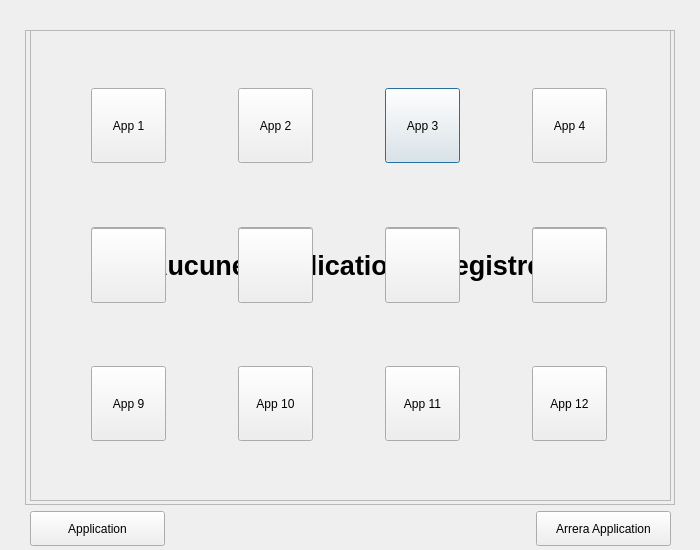
Above: arreraapplib.ui from Arrera-Software/Arrera-Interface before the change. Below: the same form after it.
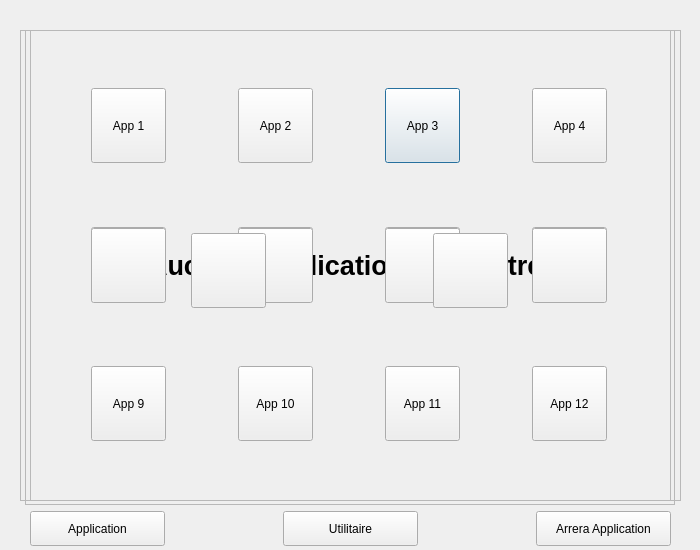
That is the form after the change. Icons and pictures are not drawn.

Commit message: Ajout du partie utilitaire dans la arrera librairy

```diff
--- a/arreraapplib.ui
+++ b/arreraapplib.ui
@@ -339,6 +339,44 @@
       </property>
      </spacer>
     </item>
+    <item>
+     <widget class="QPushButton" name="IDC_BTNUTILITY">
+      <property name="minimumSize">
+       <size>
+        <width>135</width>
+        <height>35</height>
+       </size>
+      </property>
+      <property name="maximumSize">
+       <size>
+        <width>135</width>
+        <height>35</height>
+       </size>
+      </property>
+      <property name="text">
+       <string>Utilitaire</string>
+      </property>
+      <property name="iconSize">
+       <size>
+        <width>32</width>
+        <height>32</height>
+       </size>
+      </property>
+     </widget>
+    </item>
+    <item>
+     <spacer name="horizontalSpacer_2">
+      <property name="orientation">
+       <enum>Qt::Horizontal</enum>
+      </property>
+      <property name="sizeHint" stdset="0">
+       <size>
+        <width>40</width>
+        <height>20</height>
+       </size>
+      </property>
+     </spacer>
+    </item>
     <item>
      <widget class="QPushButton" name="IDC_BTNARRERAAPP">
       <property name="minimumSize">
@@ -558,10 +596,94 @@
     </layout>
    </widget>
   </widget>
+  <widget class="QFrame" name="FUTILITY">
+   <property name="geometry">
+    <rect>
+     <x>20</x>
+     <y>30</y>
+     <width>661</width>
+     <height>471</height>
+    </rect>
+   </property>
+   <property name="frameShape">
+    <enum>QFrame::StyledPanel</enum>
+   </property>
+   <property name="frameShadow">
+    <enum>QFrame::Raised</enum>
+   </property>
+   <widget class="QWidget" name="horizontalLayoutWidget_2">
+    <property name="geometry">
+     <rect>
+      <x>10</x>
+      <y>10</y>
+      <width>641</width>
+      <height>461</height>
+     </rect>
+    </property>
+    <layout class="QHBoxLayout" name="horizontalLayout_2">
+     <item>
+      <widget class="QPushButton" name="IDC_BTNVM">
+       <property name="minimumSize">
+        <size>
+         <width>75</width>
+         <height>75</height>
+        </size>
+       </property>
+       <property name="maximumSize">
+        <size>
+         <width>75</width>
+         <height>75</height>
+        </size>
+       </property>
+       <property name="text">
+        <string/>
+       </property>
+       <property name="iconSize">
+        <size>
+         <width>75</width>
+         <height>75</height>
+        </size>
+       </property>
+      </widget>
+     </item>
+     <item>
+      <widget class="QPushButton" name="IDC_BTNSCREENTAB">
+       <property name="minimumSize">
+        <size>
+         <width>75</width>
+         <height>75</height>
+        </size>
+       </property>
+       <property name="maximumSize">
+        <size>
+         <width>75</width>
+         <height>75</height>
+        </size>
+       </property>
+       <property name="font">
+        <font>
+         <family>Segoe UI</family>
+        </font>
+       </property>
+       <property name="text">
+        <string/>
+       </property>
+       <property name="iconSize">
+        <size>
+         <width>75</width>
+         <height>75</height>
+        </size>
+       </property>
+      </widget>
+     </item>
+    </layout>
+   </widget>
+  </widget>
   <zorder>horizontalLayoutWidget</zorder>
   <zorder>FAPP</zorder>
   <zorder>FNOAPP</zorder>
   <zorder>FARRERAAPP</zorder>
+  <zorder>FUTILITY</zorder>
  </widget>
  <resources>
   <include location="ArreraTheme.qrc"/>
```
The commit also changes 2 other files.
